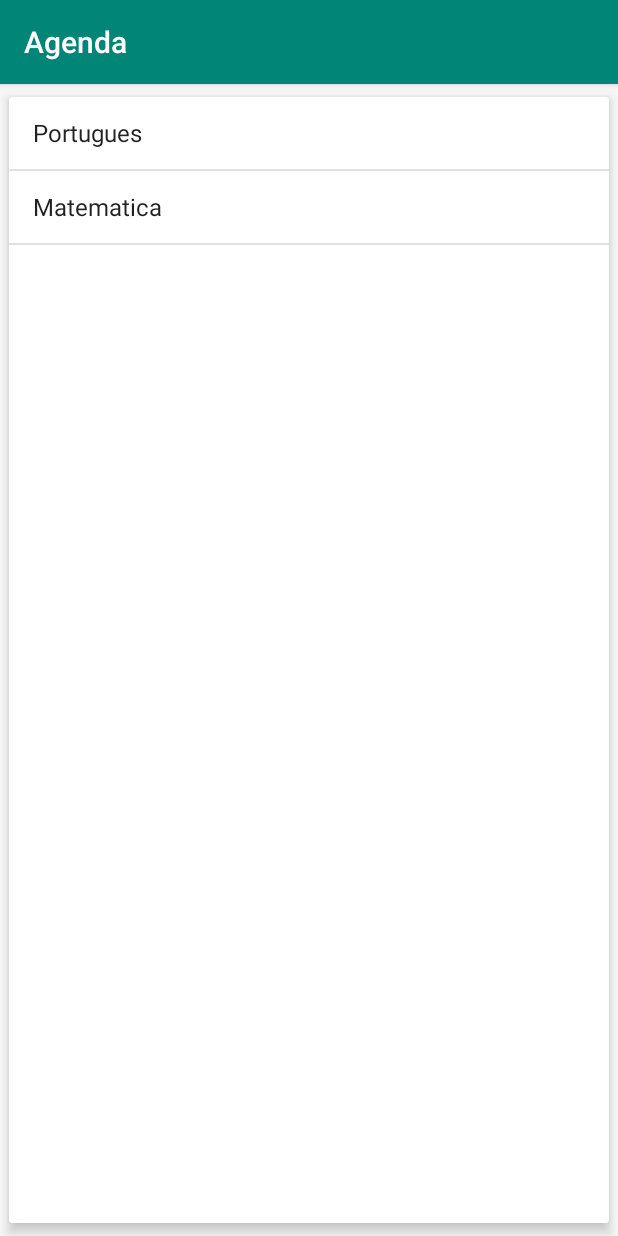
After one commit to ItamarHavenstein-zz/Agenda, an Android app: the ProvasActivity screen opened directly, with no data from a screen before it, on a phone screen of 412 x 824 dp. The commit adds this screen. Run offline under Robolectric (Android 15) with nearby library versions, the phone set to English and light mode, and no system bars.

Commit message:
lista de provas.

```diff
--- a/app/build.gradle
+++ b/app/build.gradle
@@ -25,4 +25,5 @@ dependencies {
     testImplementation 'junit:junit:4.12'
     androidTestImplementation 'com.android.support.test:runner:1.0.2'
     androidTestImplementation 'com.android.support.test.espresso:espresso-core:3.0.2'
+    implementation 'androidx.cardview:cardview:1.0.0'
 }
--- a/app/src/main/java/br/com/havensteinsolutions/agenda/ListaAlunosActivity.java
+++ b/app/src/main/java/br/com/havensteinsolutions/agenda/ListaAlunosActivity.java
@@ -84,7 +84,10 @@ public class ListaAlunosActivity extends AppCompatActivity {
         switch (item.getItemId()) {
             case R.id.menu_enviar_notas:
                 new EnviaAlunosTask(this).execute();
-
+                break;
+            case R.id.menu_baixar_provas:
+                Intent intent = new Intent(this,ProvasActivity.class);
+                startActivity(intent);
                 break;
         }
         return super.onOptionsItemSelected(item);
--- /dev/null
+++ b/app/src/main/java/br/com/havensteinsolutions/agenda/ProvasActivity.java
@@ -0,0 +1,46 @@
+package br.com.havensteinsolutions.agenda;
+
+import android.support.v7.app.AppCompatActivity;
+import android.os.Bundle;
+import android.view.View;
+import android.widget.AdapterView;
+import android.widget.ArrayAdapter;
+import android.widget.ListView;
+import android.widget.Toast;
+
+import java.lang.reflect.Array;
+import java.util.Arrays;
+import java.util.List;
+
+import br.com.havensteinsolutions.agenda.modelo.Prova;
+
+public class ProvasActivity extends AppCompatActivity {
+
+    @Override
+    protected void onCreate(Bundle savedInstanceState) {
+        super.onCreate(savedInstanceState);
+        setContentView(R.layout.activity_provas);
+
+
+        List<String> topicosPort = Arrays.asList("Sujeito", "Objeto direto", "Objeto Indireto");
+        Prova provaPortugues = new Prova("Portugues", "25/05/2016", topicosPort);
+
+        List<String> topicosMath = Arrays.asList("Equacoes de segundo grau", "Trigonometria");
+        Prova provaMatematica = new Prova("Matematica", "27/05/2016", topicosMath);
+
+        List<Prova> provas = Arrays.asList(provaPortugues, provaMatematica);
+
+        ArrayAdapter<Prova> adapter = new ArrayAdapter<>(this, android.R.layout.simple_list_item_1, provas);
+
+        ListView list = (ListView) findViewById(R.id.provas_lista);
+        list.setAdapter(adapter);
+
+        list.setOnItemClickListener(new AdapterView.OnItemClickListener() {
+            @Override
+            public void onItemClick(AdapterView<?> parent, View view, int position, long id) {
+                Prova prova = (Prova) parent.getItemAtPosition(position);
+                Toast.makeText(ProvasActivity.this, "Clicou na prova " + prova, Toast.LENGTH_LONG).show();
+            }
+        });
+    }
+}
--- /dev/null
+++ b/app/src/main/java/br/com/havensteinsolutions/agenda/modelo/Prova.java
@@ -0,0 +1,47 @@
+package br.com.havensteinsolutions.agenda.modelo;
+
+import androidx.annotation.NonNull;
+
+import java.util.List;
+
+public class Prova {
+    private String materia;
+    private String data;
+    private List<String> topico;
+
+    public Prova(String materia, String data, List<String> topico) {
+        this.materia = materia;
+        this.data = data;
+        this.topico = topico;
+    }
+
+    public String getMateria() {
+        return materia;
+    }
+
+    public void setMateria(String materia) {
+        this.materia = materia;
+    }
+
+    public String getData() {
+        return data;
+    }
+
+    public void setData(String data) {
+        this.data = data;
+    }
+
+    public List<String> getTopico() {
+        return topico;
+    }
+
+    public void setTopico(List<String> topico) {
+        this.topico = topico;
+    }
+
+    @NonNull
+    @Override
+    public String toString() {
+        return this.materia;
+    }
+}
--- /dev/null
+++ b/app/src/main/res/layout/activity_provas.xml
@@ -0,0 +1,14 @@
+<?xml version="1.0" encoding="utf-8"?>
+<androidx.cardview.widget.CardView xmlns:android="http://schemas.android.com/apk/res/android"
+    android:layout_width="match_parent"
+    android:layout_height="match_parent"
+    xmlns:app="http://schemas.android.com/apk/res-auto"
+    app:cardElevation="5dp"
+    app:cardUseCompatPadding="true">
+
+    <ListView
+        android:id="@+id/provas_lista"
+        android:layout_width="match_parent"
+        android:layout_height="match_parent"/>
+
+</androidx.cardview.widget.CardView>
```
Also changed, not shown: app/src/main/AndroidManifest.xml (+15 -13 lines), app/src/main/java/br/com/havensteinsolutions/agenda/DetalhesProvaActivity.java (added, +13 -0 lines), app/src/main/res/layout/activity_detalhes_prova.xml (added, +9 -0 lines), app/src/main/res/menu/menu_lista_alunos.xml (+10 -5 lines).
